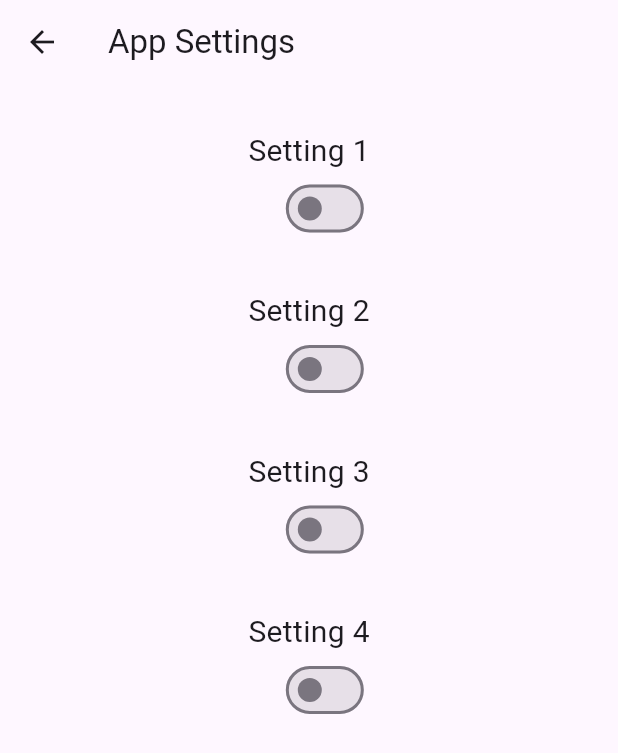
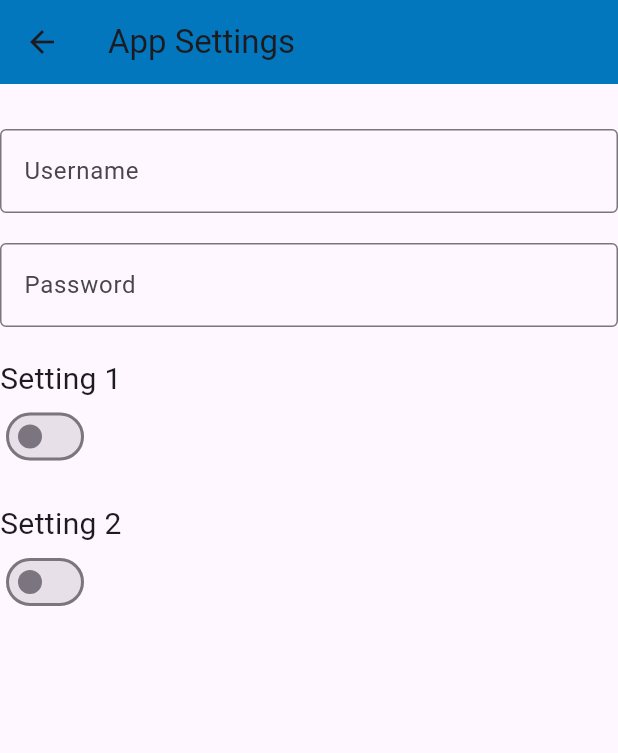
Before and after one commit to anirudhi89/roommatch, a Flutter app: the AppSettings screen opened directly, on a phone screen of 412 x 824 dp. Shown: the top 753 px of the screen. Run offline on Flutter 3.47's test engine with Material 3 defaults, Android fonts, the phone set to English and light mode, and no system bars; our stand-ins replace carousel_slider, flutter_card_swiper; accounts and stored records are empty.

```diff
--- a/lib/Views/appSettings.dart
+++ b/lib/Views/appSettings.dart
@@ -1,43 +1,79 @@
 //Simple skeleton view for the app settings page
 
 import 'package:flutter/material.dart';
+import 'package:roommatch/Models/MainUserModel.dart';
+import 'package:roommatch/ViewModels/MainUserViewModel.dart';
 
 class AppSettings extends StatelessWidget {
-  const AppSettings({Key? key}) : super(key: key);
+  AppSettings({Key? key}) : super(key: key);
+  MainUserModel mainuser = MainUserViewModel().getUser();
 
   @override
   Widget build(BuildContext context) {
+    TextEditingController username_controller =
+        TextEditingController(text: '${mainuser.userName}');
+    TextEditingController password_controller =
+        TextEditingController(text: '${mainuser.password}');
+
     return Scaffold(
-      appBar: AppBar(title: const Text('App Settings')),
+      appBar: AppBar(
+        title: const Text('App Settings'),
+        backgroundColor: Colors.lightBlue[800],
+      ),
       body: Center(
         child: Column(
           mainAxisAlignment: MainAxisAlignment.start,
-          crossAxisAlignment: CrossAxisAlignment.end,
+          crossAxisAlignment: CrossAxisAlignment.start,
           children: <Widget>[
             const SizedBox(height: 30),
+            TextField(
+              controller: username_controller,
+              decoration: const InputDecoration(
+                border: OutlineInputBorder(),
+                labelText: 'Username',
+              ),
+              style: TextStyle(
+                color: Colors.black,
+                fontFamily: 'Roboto',
+                fontWeight: FontWeight.bold,
+              ),
+              onChanged: (String? newusername) {
+                mainuser.userName = newusername!;
+                debugPrint(
+                    '[uid=${mainuser.userID}] Username changed to $newusername');
+              },
+            ),
+            const SizedBox(height: 20),
+            TextField(
+              obscureText: true,
+              controller: password_controller,
+              decoration: const InputDecoration(
+                border: OutlineInputBorder(),
+                labelText: 'Password',
+              ),
+              style: TextStyle(
+                color: Colors.black,
+                fontFamily: 'Roboto',
+                fontWeight: FontWeight.bold,
+              ),
+              onChanged: (String? newpassword) {
+                mainuser.password = newpassword!;
+                debugPrint(
+                    '[uid=${mainuser.userID}] Password changed to $newpassword');
+              },
+            ),
+            const SizedBox(height: 20),
             const Text(
               'Setting 1',
               style: TextStyle(fontSize: 20),
             ),
             const SettingSwitch(title: "Setting 1"),
-            const SizedBox(height: 30),
+            const SizedBox(height: 20),
             const Text(
               'Setting 2',
               style: TextStyle(fontSize: 20),
             ),
             const SettingSwitch(title: "Setting 2"),
-            const SizedBox(height: 30),
-            const Text(
-              'Setting 3',
-              style: TextStyle(fontSize: 20),
-            ),
-            const SettingSwitch(title: "Setting 3"),
-            const SizedBox(height: 30),
-            const Text(
-              'Setting 4',
-              style: TextStyle(fontSize: 20),
-            ),
-            const SettingSwitch(title: "Setting 4"),
           ],
         ),
       ),
@@ -63,6 +99,7 @@ class _SettingSwitchState extends State<SettingSwitch> {
   Widget build(BuildContext context) {
     return Switch(
       value: _value,
+      activeColor: Colors.lightBlue[800],
       onChanged: (value) {
         setState(() {
           _value = value;
```
Also changed, not shown: lib/Views/myProfile.dart (+17 -2 lines), lib/Widgets/editBio.dart (added, +60 -0 lines).
